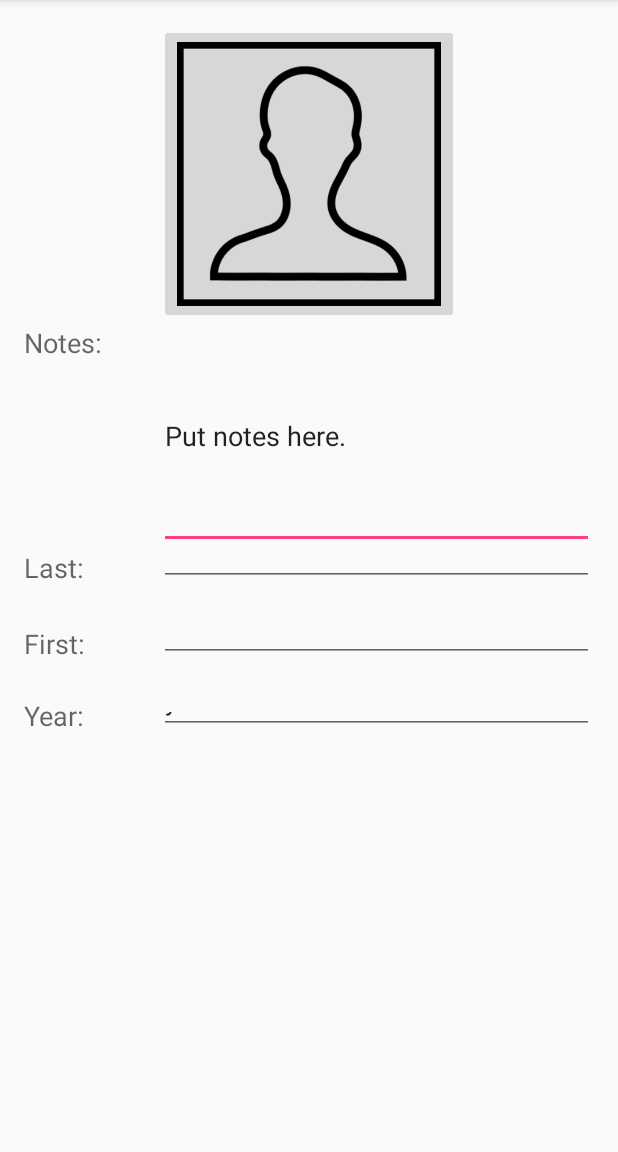
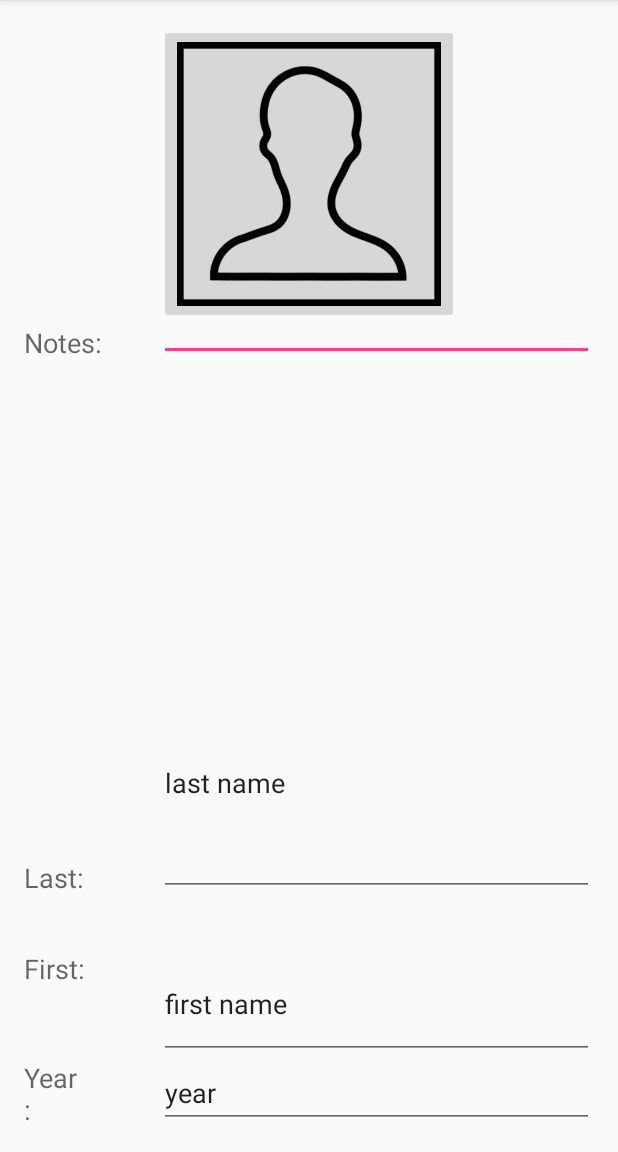
Before and after one commit to tofergregg/RosterQuizAndroid2, an Android app: the ShowStudent screen opened directly, with no data from a screen before it, on a phone screen of 412 x 824 dp, the part 84-1236 px from its top. Run offline under Robolectric (Android 15) with nearby library versions, the phone set to English and light mode, and no system bars; 5 statements that could not run were skipped.

Commit message:
slight update for text boxes (still isn't working)

```diff
--- a/app/src/main/java/com/cocoadrillosoftware/rosterquiz/ShowStudent.java
+++ b/app/src/main/java/com/cocoadrillosoftware/rosterquiz/ShowStudent.java
@@ -4,13 +4,14 @@ import android.content.Intent;
 import android.graphics.drawable.BitmapDrawable;
 import android.support.v7.app.AppCompatActivity;
 import android.os.Bundle;
+import android.widget.EditText;
 import android.widget.ImageButton;
 import android.widget.TextView;
 
 public class ShowStudent extends AppCompatActivity {
 
     Student student;
-    TextView notesText, lastText, firstText, yearText;
+    EditText notesText, lastText, firstText, yearText;
     ImageButton picture;
 
     @Override
@@ -22,10 +23,10 @@ public class ShowStudent extends AppCompatActivity {
         Intent intent = getIntent();
         student = (Student) intent.getSerializableExtra("student");
 
-        notesText = (TextView) findViewById(R.id.nameText);
-        lastText = (TextView) findViewById(R.id.lastText);
-        firstText = (TextView) findViewById(R.id.firstText);
-        yearText = (TextView) findViewById(R.id.yearText);
+        notesText = (EditText) findViewById(R.id.notesText);
+        lastText = (EditText) findViewById(R.id.lastText);
+        firstText = (EditText) findViewById(R.id.firstText);
+        yearText = (EditText) findViewById(R.id.yearText);
         picture = (ImageButton) findViewById(R.id.studentImage);
 
         if (student.notes != null)
--- a/app/src/main/res/layout/activity_show_student.xml
+++ b/app/src/main/res/layout/activity_show_student.xml
@@ -20,17 +20,7 @@
         android:maxWidth="10dp"
         android:maxHeight="10dp" />
 
-    <EditText
-        android:layout_width="400dp"
-        android:layout_height="150dp"
-        android:textAppearance="?android:attr/textAppearanceMedium"
-        android:text="Put notes here."
-        android:id="@+id/notesText"
-        android:layout_below="@+id/studentImage"
-        android:layout_toEndOf="@+id/notesLabel"
-        android:layout_alignLeft="@+id/studentImage"
-        android:layout_alignStart="@+id/studentImage"
-        android:editable="true" />
+
 
     <TextView
         android:layout_width="wrap_content"
@@ -48,9 +38,10 @@
         android:textAppearance="?android:attr/textAppearanceMedium"
         android:text="Last:"
         android:id="@+id/lastLabel"
-        android:layout_below="@+id/notesText"
+        android:layout_above="@+id/firstLabel"
         android:layout_alignParentLeft="true"
-        android:layout_alignParentStart="true" />
+        android:layout_alignParentStart="true"
+        android:layout_marginBottom="36dp" />
 
     <TextView
         android:layout_width="wrap_content"
@@ -58,10 +49,10 @@
         android:textAppearance="?android:attr/textAppearanceMedium"
         android:text="First:"
         android:id="@+id/firstLabel"
-        android:layout_marginTop="26dp"
-        android:layout_below="@+id/lastLabel"
+        android:layout_above="@+id/yearLabel"
         android:layout_alignParentLeft="true"
-        android:layout_alignParentStart="true" />
+        android:layout_alignParentStart="true"
+        android:layout_marginBottom="48dp" />
 
     <TextView
         android:layout_width="wrap_content"
@@ -69,10 +60,22 @@
         android:textAppearance="?android:attr/textAppearanceMedium"
         android:text="Year:"
         android:id="@+id/yearLabel"
-        android:layout_marginTop="23dp"
-        android:layout_below="@+id/firstLabel"
-        android:layout_alignParentLeft="true"
-        android:layout_alignParentStart="true" />
+        android:layout_alignParentBottom="true"
+        android:layout_alignRight="@+id/lastLabel"
+        android:layout_alignEnd="@+id/lastLabel" />
+    <EditText
+        android:layout_width="400dp"
+        android:layout_height="150dp"
+        android:textAppearance="?android:attr/textAppearanceMedium"
+        android:text="Put notes here."
+        android:id="@+id/notesText"
+        android:layout_below="@+id/studentImage"
+        android:layout_toEndOf="@+id/notesLabel"
+        android:layout_toRightOf="@id/notesLabel"
+        android:layout_alignLeft="@+id/studentImage"
+        android:layout_alignStart="@+id/studentImage"
+        android:editable="true"
+        android:layout_alignBottom="@+id/notesLabel" />
 
     <EditText
         android:layout_width="100dp"
@@ -80,13 +83,13 @@
         android:textAppearance="?android:attr/textAppearanceMedium"
         android:text="last name"
         android:id="@+id/lastText"
-        android:layout_alignTop="@+id/lastLabel"
+        android:layout_alignBottom="@+id/lastLabel"
         android:layout_alignLeft="@+id/notesText"
         android:layout_alignStart="@+id/notesText"
-        android:layout_above="@+id/firstLabel"
         android:layout_alignRight="@+id/notesText"
         android:layout_alignEnd="@+id/notesText"
-        android:editable="true" />
+        android:editable="true"
+        android:layout_above="@+id/firstText" />
 
     <EditText
         android:layout_width="100dp"
@@ -94,13 +97,13 @@
         android:textAppearance="?android:attr/textAppearanceMedium"
         android:text="first name"
         android:id="@+id/firstText"
-        android:layout_above="@+id/yearLabel"
         android:layout_alignLeft="@+id/lastText"
         android:layout_alignStart="@+id/lastText"
         android:layout_alignTop="@+id/firstLabel"
         android:layout_alignRight="@+id/lastText"
         android:layout_alignEnd="@+id/lastText"
-        android:editable="true" />
+        android:editable="true"
+        android:layout_above="@+id/yearText" />
 
     <EditText
         android:layout_width="100dp"
@@ -113,6 +116,6 @@
         android:layout_alignStart="@+id/firstText"
         android:layout_alignRight="@+id/firstText"
         android:layout_alignEnd="@+id/firstText"
-        android:layout_alignBottom="@+id/yearLabel"
-        android:editable="true" />
+        android:editable="true"
+        android:layout_alignParentBottom="true" />
 </RelativeLayout>
```
Also changed, not shown: 3 other files.
